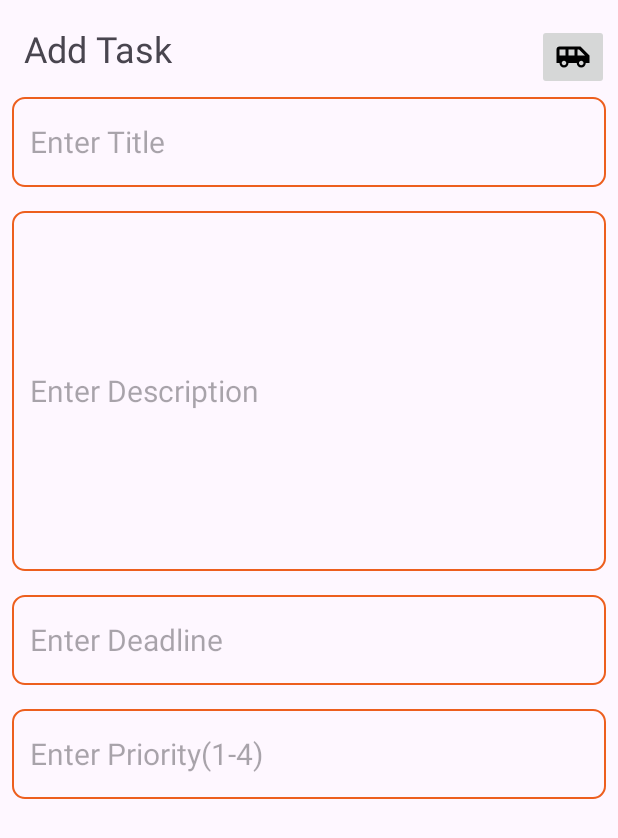
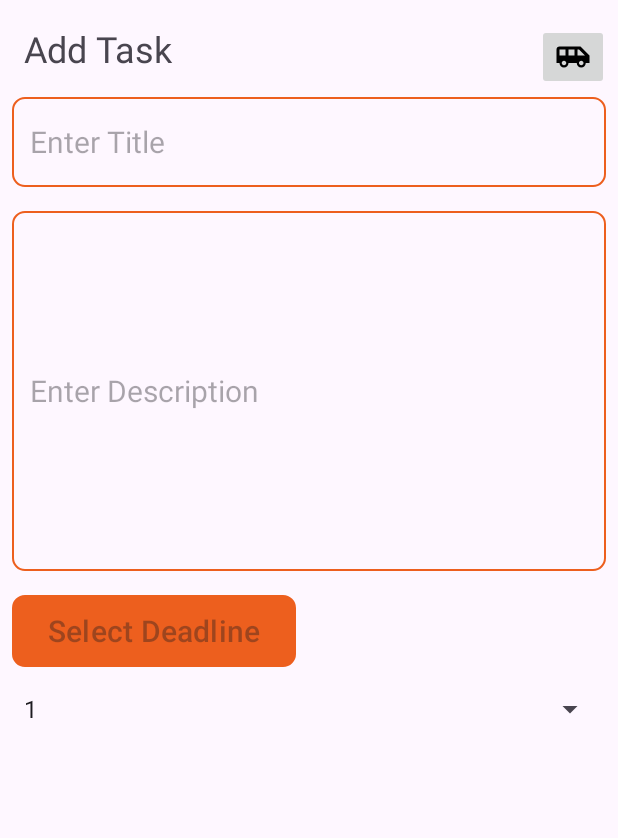
Before and after one commit to Niwanka/organizer2, an Android app: the AddTask screen opened directly, with no data from a screen before it, on a phone screen of 412 x 824 dp. Shown: the top 838 px of the screen. Run offline under Robolectric (Android 15) with nearby library versions, the phone set to English and light mode, and no system bars.

Commit message:
some updates

```diff
--- a/app/src/main/res/layout/activity_add_task.xml
+++ b/app/src/main/res/layout/activity_add_task.xml
@@ -55,32 +55,29 @@
         android:layout_marginTop="16dp"
         android:maxLines="6"/>
 
-    <EditText
-        android:id="@+id/addTaskDeadLine"
-        android:layout_width="match_parent"
-        android:layout_height="60dp"
+    <Button
+        android:id="@+id/addTaskDeadlineButton"
+        android:layout_width="wrap_content"
+        android:layout_height="wrap_content"
         android:layout_marginStart="8dp"
         android:layout_marginEnd="8dp"
-        android:hint="Enter Deadline"
-        android:padding="12dp"
+        android:hint="Select Deadline"
         android:textSize="20sp"
         android:background="@drawable/border_1"
         android:layout_below="@id/addTaskDescription"
         android:layout_marginTop="16dp"
         android:maxLines="1"/>
 
-    <EditText
-        android:id="@+id/addTaskPriority"
+
+    <Spinner
+        android:id="@+id/addTaskPrioritySpinner"
         android:layout_width="match_parent"
-        android:layout_height="60dp"
+        android:layout_height="wrap_content"
         android:layout_marginStart="8dp"
         android:layout_marginEnd="8dp"
-        android:hint="Enter Priority(1-4)"
-        android:padding="12dp"
-        android:textSize="20sp"
-        android:background="@drawable/border_1"
-        android:layout_below="@id/addTaskDeadLine"
-        android:layout_marginTop="16dp"
-        android:maxLines="1"/>
+        android:hint="Select Priority"
+        android:layout_below="@id/addTaskDeadlineButton"
+        android:layout_marginTop="16dp"/>
+
 
 </RelativeLayout>
```
Also changed, not shown: app/src/main/java/com/example/organizer/AddTask.kt (+36 -2 lines), app/src/main/java/com/example/organizer/UpdateTaskActivity.kt (+45 -10 lines), app/src/main/res/layout/activity_update_task.xml (+10 -16 lines).
